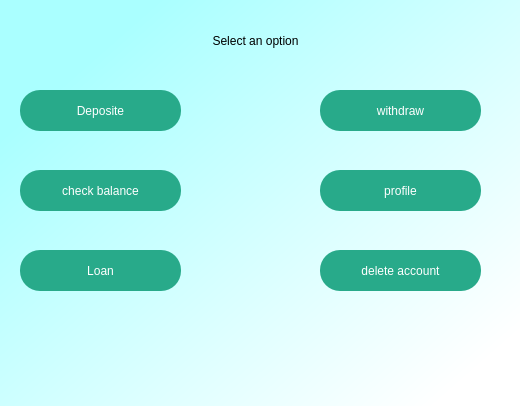
The window that ui/main_1.ui (psudo18/BankingSystem) describes before a commit, drawn with Qt 5.
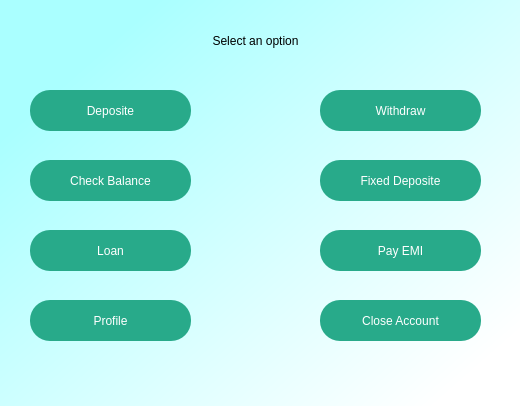
The same window after the commit.

Patch:
```diff
--- a/ui/main_1.ui
+++ b/ui/main_1.ui
@@ -49,14 +49,14 @@
    <widget class="QPushButton" name="pushButton">
     <property name="geometry">
      <rect>
-      <x>20</x>
+      <x>30</x>
       <y>90</y>
       <width>161</width>
       <height>41</height>
      </rect>
     </property>
     <property name="styleSheet">
-     <string notr="true">QPushButton#pushButton{
+     <string notr="true">QPushButton{
 border-radius : 20px;
 background-color:rgb(40, 170, 138);
 color:rgb(255, 255, 255);
@@ -83,34 +83,34 @@
 }</string>
     </property>
     <property name="text">
-     <string>withdraw</string>
+     <string>Withdraw</string>
     </property>
    </widget>
    <widget class="QPushButton" name="pushButton_3">
     <property name="geometry">
      <rect>
-      <x>20</x>
-      <y>170</y>
+      <x>30</x>
+      <y>160</y>
       <width>161</width>
       <height>41</height>
      </rect>
     </property>
     <property name="styleSheet">
-     <string notr="true">QPushButton#pushButton_3{
+     <string notr="true">QPushButton{
 border-radius : 20px;
 background-color:rgb(40, 170, 138);
 color:rgb(255, 255, 255);
 }</string>
     </property>
     <property name="text">
-     <string>check balance</string>
+     <string>Check Balance</string>
     </property>
    </widget>
    <widget class="QPushButton" name="pushButton_4">
     <property name="geometry">
      <rect>
       <x>320</x>
-      <y>170</y>
+      <y>160</y>
       <width>161</width>
       <height>41</height>
      </rect>
@@ -123,14 +123,14 @@
 }</string>
     </property>
     <property name="text">
-     <string>profile</string>
+     <string>Fixed Deposite</string>
     </property>
    </widget>
    <widget class="QPushButton" name="pushButton_5">
     <property name="geometry">
      <rect>
-      <x>20</x>
-      <y>250</y>
+      <x>30</x>
+      <y>230</y>
       <width>161</width>
       <height>41</height>
      </rect>
@@ -150,7 +150,7 @@
     <property name="geometry">
      <rect>
       <x>320</x>
-      <y>250</y>
+      <y>230</y>
       <width>161</width>
       <height>41</height>
      </rect>
@@ -163,7 +163,47 @@
 }</string>
     </property>
     <property name="text">
-     <string>delete account</string>
+     <string>Pay EMI</string>
+    </property>
+   </widget>
+   <widget class="QPushButton" name="pushButton_7">
+    <property name="geometry">
+     <rect>
+      <x>30</x>
+      <y>300</y>
+      <width>161</width>
+      <height>41</height>
+     </rect>
+    </property>
+    <property name="styleSheet">
+     <string notr="true">QPushButton{
+border-radius : 20px;
+background-color:rgb(40, 170, 138);
+color:rgb(255, 255, 255);
+}</string>
+    </property>
+    <property name="text">
+     <string>Profile</string>
+    </property>
+   </widget>
+   <widget class="QPushButton" name="pushButton_8">
+    <property name="geometry">
+     <rect>
+      <x>320</x>
+      <y>300</y>
+      <width>161</width>
+      <height>41</height>
+     </rect>
+    </property>
+    <property name="styleSheet">
+     <string notr="true">QPushButton{
+border-radius : 20px;
+background-color:rgb(40, 170, 138);
+color:rgb(255, 255, 255);
+}</string>
+    </property>
+    <property name="text">
+     <string>Close Account</string>
     </property>
    </widget>
   </widget>
```
Left out of the diff: 2 changed lines with no effect on the pictures.
